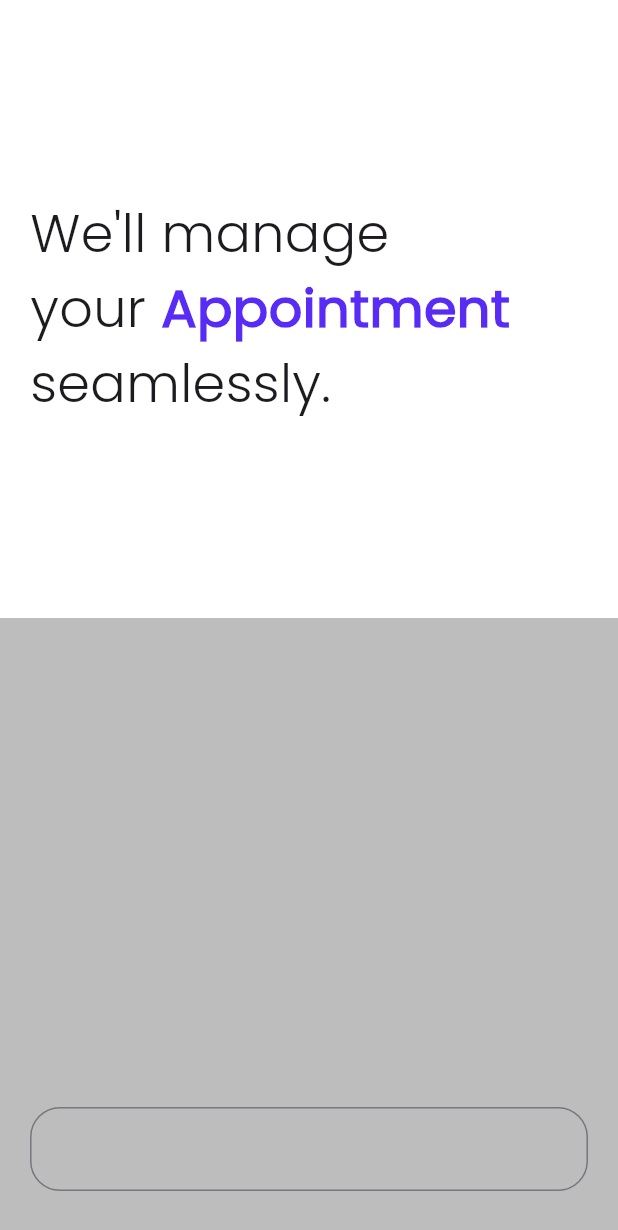
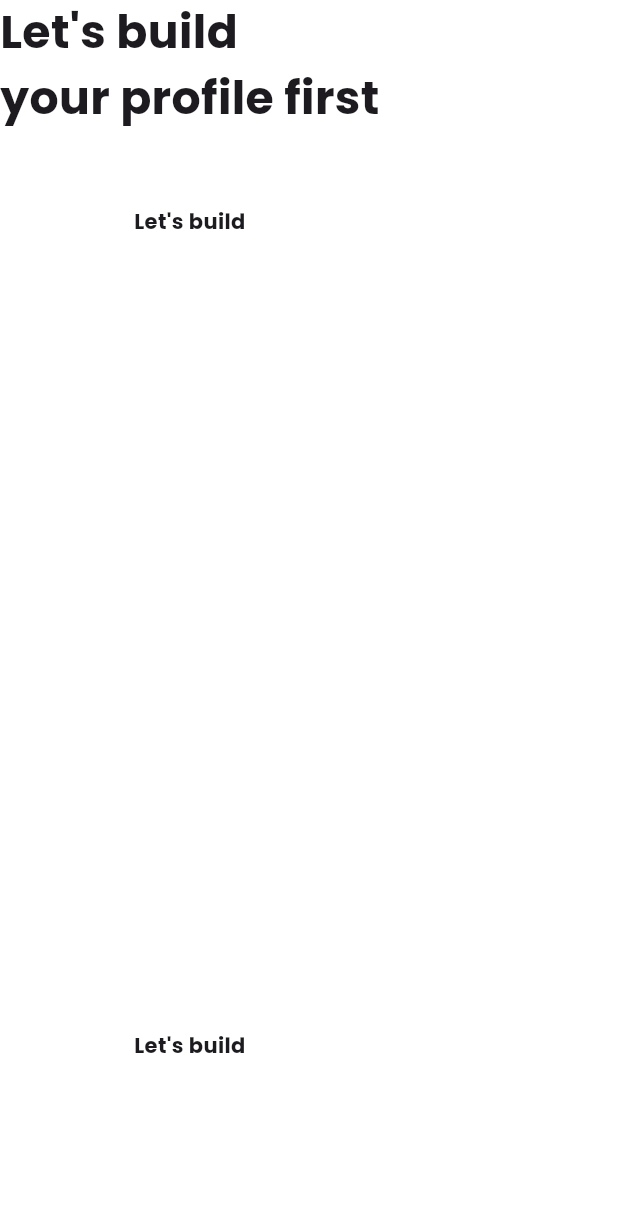
Before and after one commit to jadeja067/doctor, a Flutter app: the screen it shows after launch, on a phone screen of 412 x 824 dp. Shown: the top 1230 px of the screen. Run offline on Flutter 3.47's test engine with Material 3 defaults, Android fonts, the phone set to English and light mode, and no system bars.

```diff
--- a/lib/main.dart
+++ b/lib/main.dart
@@ -1,4 +1,6 @@
-import 'package:df/screens/Login.dart';
+import 'package:df/src/screens/login/login.dart';
+import 'package:df/src/screens/signup/signup.dart';
+// import 'package:df/src/screens/signup/signup.dart';
 import 'package:flutter/material.dart';
 
 void main() {
@@ -18,13 +20,9 @@ class _MyAppState extends State<MyApp> {
   @override
   Widget build(BuildContext context) {
     return MaterialApp(
-          debugShowCheckedModeBanner: false,
-          theme: ThemeData(
-            scaffoldBackgroundColor: Colors.white
-          ),
-          routes: {
-            "/": (context) => const Login()
-          },
-        );
+      debugShowCheckedModeBanner: false,
+      theme: ThemeData(scaffoldBackgroundColor: Colors.white),
+      routes: {"/": (context) => SignUp(size: MediaQuery.of(context).size)},
+    );
   }
 }
--- a/lib/screens/Login.dart
+++ /dev/null
@@ -1,78 +0,0 @@
-import 'package:flutter/material.dart';
-
-
-class Login extends StatelessWidget {
-  const Login({super.key});
-
-  @override
-  Widget build(BuildContext context) {
-    return Scaffold(
-      body: Column(
-        // color: Colors.white,
-        children: [
-          Expanded(
-          flex: 1,
-          child: Container(
-            padding: const EdgeInsets.all(20),
-            // color: Colors.amber,
-            child: const Center(
-              child:  Column(
-                  crossAxisAlignment: CrossAxisAlignment.start,
-                  mainAxisAlignment: MainAxisAlignment.center,
-                  children:  [
-                    Text("We'll manage", style: TextStyle(
-                      fontFamily: "Poppins-Light",
-                      fontSize: 35,
-                      // fontWeight: FontWeight.w100
-                    ),),
-                    Row(
-                      children: [
-                      Text("your", style: TextStyle(
-                      fontFamily: "Poppins-Light",
-                      fontSize: 35,
-
-                    ),),
-                      SizedBox(width: 10),
-                      Text("Appointment", style: TextStyle(
-                      fontFamily: "poppins",
-                      fontSize: 35,
-                      color: Color.fromRGBO(88, 44, 245, 1),
-                      fontWeight: FontWeight.bold,
-
-                    ),),
-                      ],
-                    ),
-                    Text("seamlessly.", style: TextStyle(
-                        fontFamily: "Poppins-Light",
-                        fontSize: 35,
-
-                      ),
-                    ),
-                ],
-              ),
-            ),
-          ),
-        ),
-        Expanded(
-          child: Container(
-            padding: const EdgeInsets.symmetric(horizontal: 20, vertical: 30),
-          color: Colors.black26,
-          child: Column(
-            mainAxisAlignment: MainAxisAlignment.end,
-            children: [
-            TextFormField(
-              autocorrect: true,
-              decoration: InputDecoration(
-                border: OutlineInputBorder(
-                  borderSide: const BorderSide(),
-                  borderRadius: BorderRadius.circular(20.0)
-                )
-              ),
-            )
-          ]),
-        ))
-        ]
-      ),
-    );
-  }
-}
--- /dev/null
+++ b/lib/src/screens/signup/signup.dart
@@ -0,0 +1,89 @@
+import 'package:flutter/material.dart';
+
+class SignUp extends StatelessWidget {
+  const SignUp({required this.size, super.key});
+  final Size size;
+  @override
+  Widget build(BuildContext context) {
+    return Scaffold(
+      body: SafeArea(
+        child: Expanded(
+            flex: 1,
+            child: Column(
+              children: [
+                Header(size: size),
+                SignUpForm(size: size),
+                Footer(size: size),
+              ],
+            )),
+      ),
+    );
+  }
+}
+
+// Header
+class Header extends StatelessWidget {
+  const Header({required this.size, super.key});
+  final Size size;
+
+  @override
+  Widget build(BuildContext context) {
+    return Expanded(
+        child: Column(crossAxisAlignment: CrossAxisAlignment.start, children: [
+      Text(
+        "Let's build",
+        style: TextStyle(
+            fontFamily: "Poppins-Bold", fontSize: size.height * 0.037),
+      ),
+      Text(
+        "your profile first",
+        style: TextStyle(
+            fontFamily: "Poppins-Bold", fontSize: size.height * 0.037),
+      ),
+    ]));
+  }
+}
+
+// Body/ Form
+class SignUpForm extends StatefulWidget {
+  const SignUpForm({required this.size, super.key});
+  final Size size;
+
+  @override
+  State<SignUpForm> createState() => _SignUpFormState();
+}
+
+class _SignUpFormState extends State<SignUpForm> {
+  final _formKey = GlobalKey<FormState>();
+  @override
+  Widget build(BuildContext context) {
+    return Expanded(
+        flex: 4,
+        child: Form(
+          key: _formKey,
+          child: const Column(children: [
+            Text(
+              "Let's build",
+              style: TextStyle(fontFamily: "Poppins-Bold"),
+            ),
+          ]),
+        ));
+  }
+}
+
+// Footer
+class Footer extends StatelessWidget {
+  const Footer({required this.size, super.key});
+  final Size size;
+
+  @override
+  Widget build(BuildContext context) {
+    return const Expanded(
+        child: Column(children: [
+      Text(
+        "Let's build",
+        style: TextStyle(fontFamily: "Poppins-Bold"),
+      )
+    ]));
+  }
+}
--- a/pubspec.yaml
+++ b/pubspec.yaml
@@ -81,6 +81,9 @@ flutter:
     - family: Poppins-Light
       fonts:
         - asset: fonts/Poppins-Light.ttf
+    - family: Poppins-Bold
+      fonts:
+        - asset: fonts/Poppins-Bold.ttf
 
   # For details regarding fonts from package dependencies,
   # see https://flutter.dev/custom-fonts/#from-packages
```
Also changed, not shown: lib/src/screens/login/login.dart (added, +199 -0 lines).
